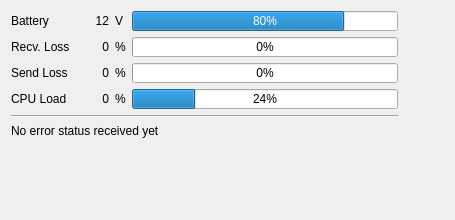
Before: the Qt Designer form src/ui/UASInfo.ui in mavlink/qgroundcontrol, drawn with Qt 5.
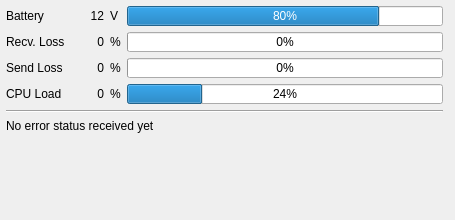
After: the same form once the commit is applied.

Patch:
```diff
--- a/src/ui/UASInfo.ui
+++ b/src/ui/UASInfo.ui
@@ -17,6 +17,9 @@
    <string notr="true"/>
   </property>
   <layout class="QGridLayout" name="gridLayout">
+   <property name="margin">
+    <number>6</number>
+   </property>
    <item row="0" column="0">
     <widget class="QLabel" name="label">
      <property name="text">
@@ -109,19 +112,6 @@
      </property>
     </widget>
    </item>
-   <item row="0" column="6" rowspan="6">
-    <spacer name="horizontalSpacer">
-     <property name="orientation">
-      <enum>Qt::Horizontal</enum>
-     </property>
-     <property name="sizeHint" stdset="0">
-      <size>
-       <width>40</width>
-       <height>108</height>
-      </size>
-     </property>
-    </spacer>
-   </item>
    <item row="1" column="0">
     <widget class="QLabel" name="label_2">
      <property name="text">
@@ -398,7 +388,7 @@
      <property name="sizeHint" stdset="0">
       <size>
        <width>0</width>
-       <height>197</height>
+       <height>0</height>
       </size>
      </property>
     </spacer>
```
